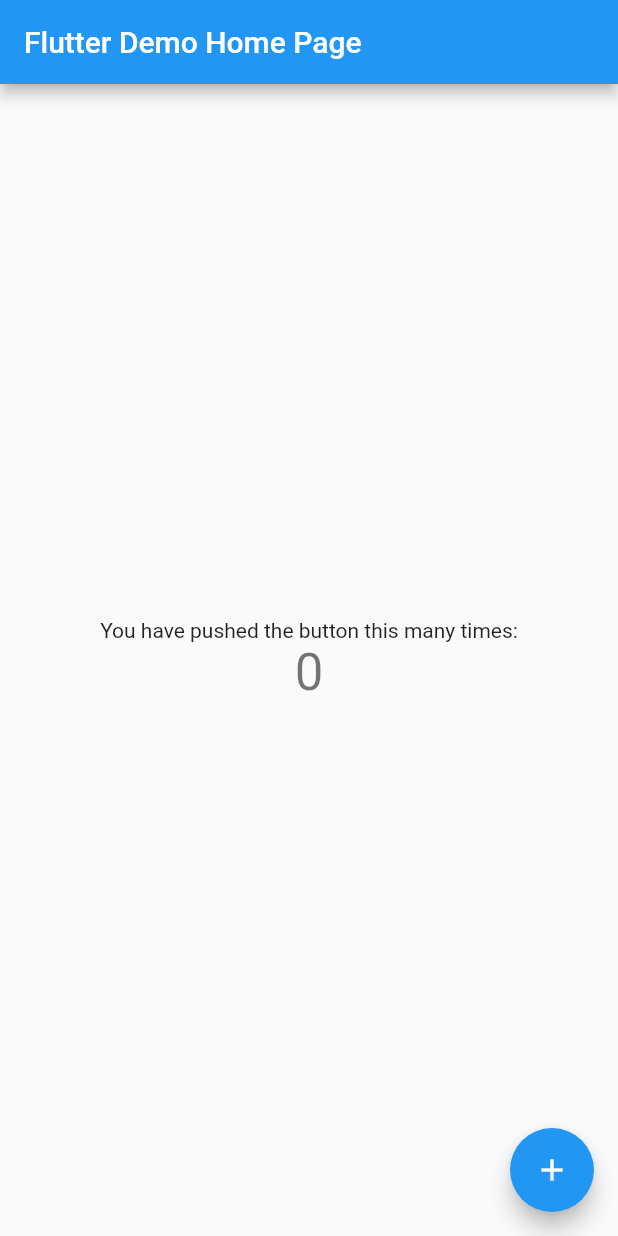
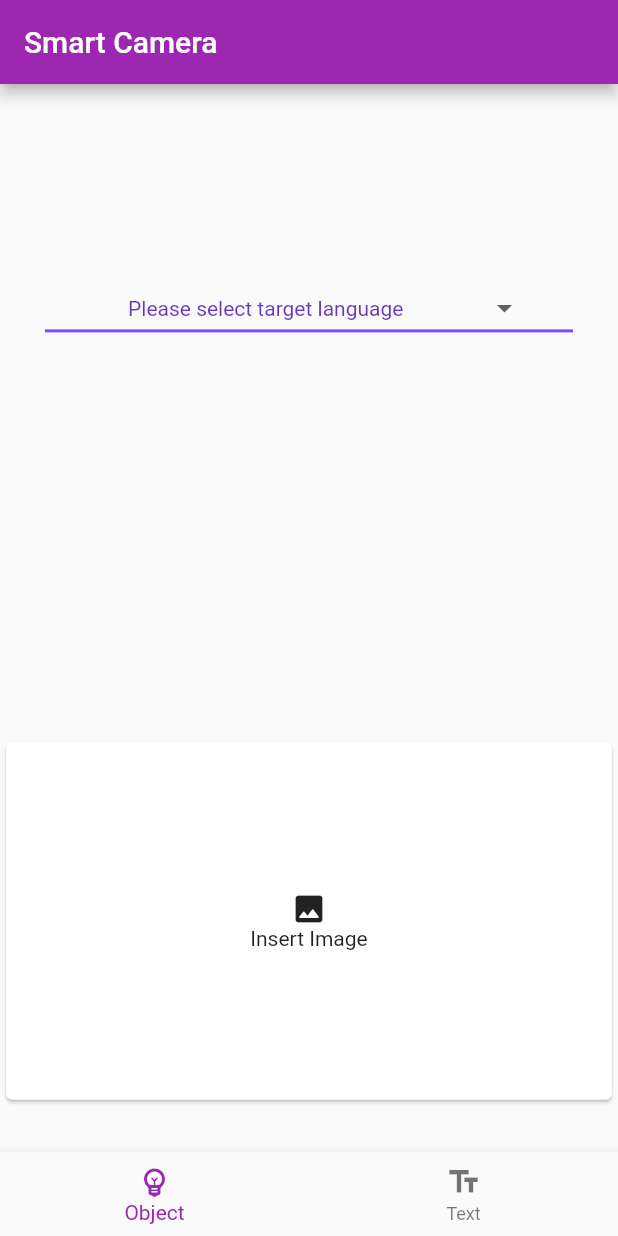
Before and after one commit to sathvik23reddy/smartCam, a Flutter app: the screen it shows after launch, on a phone screen of 412 x 824 dp. Run offline on Flutter 3.47's test engine with Material 2 defaults, Android fonts, the phone set to English and light mode, and no system bars; our stand-ins replace camera, image_picker; missing offline and left inert: cross_file_image.

Commit message:
Base UI + Image Picker

```diff
--- /dev/null
+++ b/lib/common.dart
@@ -0,0 +1,209 @@
+import 'dart:io';
+import 'dart:typed_data';
+
+import 'package:camera/camera.dart';
+import 'package:flutter/material.dart';
+import 'package:cross_file_image/cross_file_image.dart';
+import 'package:image_picker/image_picker.dart';
+import 'package:smart_cam/cam.dart';
+
+class commonUI extends StatefulWidget {
+  const commonUI({super.key, required this.cameraToUse});
+  final CameraDescription cameraToUse;
+
+  @override
+  State<commonUI> createState() => _commonUIState();
+}
+
+class _commonUIState extends State<commonUI> {
+  late List<String> languages = [
+    'Please select target language',
+    'English',
+    'Hindi'
+  ];
+  late String dropdownValue = languages.first;
+  Image? image;
+
+  @override
+  Widget build(BuildContext context) {
+    final screenWidth = MediaQuery.of(context).size.width,
+        screenHeight = MediaQuery.of(context).size.height;
+    return SafeArea(
+      child: Scaffold(
+        body: Column(
+          crossAxisAlignment: CrossAxisAlignment.stretch,
+          mainAxisAlignment: MainAxisAlignment.spaceAround,
+          children: [
+            SizedBox(
+              height: screenHeight / 25,
+            ),
+            Padding(
+              padding: const EdgeInsets.fromLTRB(30, 0, 30, 0),
+              child: DropdownButton<String>(
+                value: dropdownValue,
+                icon: const Icon(Icons.arrow_drop_down),
+                elevation: 16,
+                alignment: Alignment.center,
+                style: const TextStyle(color: Colors.deepPurple),
+                underline: Container(
+                  height: 2,
+                  color: Colors.deepPurpleAccent,
+                ),
+                onChanged: (String? value) {
+                  setState(() {
+                    dropdownValue = value!;
+                  });
+                },
+                items: languages
+                    .map((value) => DropdownMenuItem(
+                          value: value,
+                          child: SizedBox(
+                            width: screenWidth / 1.4,
+                            child: Text(value, textAlign: TextAlign.center),
+                          ),
+                        ))
+                    .toList(),
+              ),
+            ),
+            SizedBox(
+              height: screenHeight / 6,
+            ),
+            Column(
+              children: [
+                image == null
+                    ? getImageBox("Insert Image", screenWidth, screenHeight)
+                    : SizedBox(
+                        width: screenWidth,
+                        height: screenHeight / 3.34,
+                        child: image),
+                image == null
+                    ? Container()
+                    : Center(
+                        child: TextButton(
+                          child: const Text(
+                            "Choose a different image",
+                            style: TextStyle(color: Colors.purple),
+                          ),
+                          onPressed: () {
+                            setState(() {
+                              image = null;
+                              dialogBox();
+                            });
+                          },
+                        ),
+                      )
+              ],
+            )
+          ],
+        ),
+      ),
+    );
+  }
+
+  Widget getImageBox(String name, double screenWidth, double screenHeight) {
+    return GestureDetector(
+      onTap: () => dialogBox(),
+      child: SizedBox(
+          width: screenWidth,
+          height: screenHeight / 3.34,
+          child: Card(
+            child: Column(
+              mainAxisAlignment: MainAxisAlignment.center,
+              children: [
+                const Center(child: Icon(Icons.insert_photo_rounded)),
+                Center(child: Text(name)),
+              ],
+            ),
+          )),
+    );
+  }
+
+  Future dialogBox() {
+    return showDialog(
+        context: context,
+        builder: (BuildContext context) {
+          double width = MediaQuery.of(context).size.width;
+          double height = MediaQuery.of(context).size.height;
+          return AlertDialog(
+              title: const Text("Choose Image from..."),
+              content: Row(
+                mainAxisAlignment: MainAxisAlignment.spaceAround,
+                children: [
+                  SizedBox(
+                    width: width / 4.5,
+                    height: height / 11,
+                    child: GestureDetector(
+                      onTap: () async {
+                        await _getFromGallery();
+                        Navigator.pop(context);
+                      },
+                      child: Card(
+                        child: Center(
+                          child: Column(
+                            mainAxisAlignment: MainAxisAlignment.center,
+                            children: const [
+                              Icon(Icons.photo_album),
+                              Text("Gallery")
+                            ],
+                          ),
+                        ),
+                      ),
+                    ),
+                  ),
+                  SizedBox(
+                    width: width / 4.5,
+                    height: height / 11,
+                    child: GestureDetector(
+                      onTap: () async {
+                        await _getFromCamera();
+                        Navigator.pop(context);
+                      },
+                      child: Card(
+                        child: Center(
+                          child: Column(
+                            mainAxisAlignment: MainAxisAlignment.center,
+                            children: const [
+                              Icon(Icons.camera),
+                              Text("Camera")
+                            ],
+                          ),
+                        ),
+                      ),
+                    ),
+                  )
+                ],
+              ));
+        });
+  }
+
+  _getFromGallery() async {
+    XFile? pickedFile = await ImagePicker().pickImage(
+      source: ImageSource.gallery,
+      maxWidth: 1800,
+      maxHeight: 1800,
+    );
+    if (pickedFile != null) {
+      Uint8List imageByte = await pickedFile.readAsBytes();
+      setState(() {
+        image = Image(image: XFileImage(pickedFile));
+        debugPrint("Gallery Image");
+      });
+    }
+  }
+
+  _getFromCamera() async {
+    final filePath = await Navigator.push(
+        context,
+        MaterialPageRoute(
+            builder: (context) =>
+                customCamera(camera_to_use: widget.cameraToUse)));
+
+    if (filePath != null) {
+      Uint8List imageByte = await File(filePath as String).readAsBytes();
+      setState(() {
+        image = Image.file(File(filePath));
+        debugPrint("Camera Image");
+      });
+    }
+  }
+}
--- /dev/null
+++ b/lib/home.dart
@@ -0,0 +1,46 @@
+import 'package:camera/camera.dart';
+import 'package:flutter/material.dart';
+import 'common.dart';
+
+class Home extends StatefulWidget {
+  const Home({super.key, required this.cameraToUse});
+  final CameraDescription cameraToUse;
+  @override
+  State<Home> createState() => _HomeState();
+}
+
+class _HomeState extends State<Home> {
+  int _selectedIndex = 0;
+
+  void _onItemTapped(int index) {
+    setState(() {
+      _selectedIndex = index;
+    });
+  }
+
+  @override
+  Widget build(BuildContext context) {
+    return Scaffold(
+      appBar: AppBar(
+        title: Text("Smart Camera"),
+        backgroundColor: Colors.purple,
+      ),
+      body: commonUI(cameraToUse: widget.cameraToUse),
+      bottomNavigationBar: BottomNavigationBar(
+        items: const <BottomNavigationBarItem>[
+          BottomNavigationBarItem(
+            icon: Icon(Icons.emoji_objects_outlined),
+            label: 'Object',
+          ),
+          BottomNavigationBarItem(
+            icon: Icon(Icons.text_fields_sharp),
+            label: 'Text',
+          ),
+        ],
+        currentIndex: _selectedIndex,
+        selectedItemColor: Colors.purple,
+        onTap: _onItemTapped,
+      ),
+    );
+  }
+}
--- a/lib/main.dart
+++ b/lib/main.dart
@@ -1,115 +1,16 @@
+import 'package:camera/camera.dart';
 import 'package:flutter/material.dart';
+import 'package:smart_cam/home.dart';
 
-void main() {
-  runApp(const MyApp());
+Future<void> main() async {
+  WidgetsFlutterBinding.ensureInitialized();
+  final cameras = await availableCameras();
+  final cameraToUse = cameras.first;
+  runApp(MaterialApp(
+    debugShowCheckedModeBanner: false,
+    theme: ThemeData(
+      primaryColor: Colors.purple,
+    ),
+    home: Home(cameraToUse: cameraToUse),
+  ));
 }
-
-class MyApp extends StatelessWidget {
-  const MyApp({super.key});
-
-  // This widget is the root of your application.
-  @override
-  Widget build(BuildContext context) {
-    return MaterialApp(
-      title: 'Flutter Demo',
-      theme: ThemeData(
-        // This is the theme of your application.
-        //
-        // Try running your application with "flutter run". You'll see the
-        // application has a blue toolbar. Then, without quitting the app, try
-        // changing the primarySwatch below to Colors.green and then invoke
-        // "hot reload" (press "r" in the console where you ran "flutter run",
-        // or simply save your changes to "hot reload" in a Flutter IDE).
-        // Notice that the counter didn't reset back to zero; the application
-        // is not restarted.
-        primarySwatch: Colors.blue,
-      ),
-      home: const MyHomePage(title: 'Flutter Demo Home Page'),
-    );
-  }
-}
-
-class MyHomePage extends StatefulWidget {
-  const MyHomePage({super.key, required this.title});
-
-  // This widget is the home page of your application. It is stateful, meaning
-  // that it has a State object (defined below) that contains fields that affect
-  // how it looks.
-
-  // This class is the configuration for the state. It holds the values (in this
-  // case the title) provided by the parent (in this case the App widget) and
-  // used by the build method of the State. Fields in a Widget subclass are
-  // always marked "final".
-
-  final String title;
-
-  @override
-  State<MyHomePage> createState() => _MyHomePageState();
-}
-
-class _MyHomePageState extends State<MyHomePage> {
-  int _counter = 0;
-
-  void _incrementCounter() {
-    setState(() {
-      // This call to setState tells the Flutter framework that something has
-      // changed in this State, which causes it to rerun the build method below
-      // so that the display can reflect the updated values. If we changed
-      // _counter without calling setState(), then the build method would not be
-      // called again, and so nothing would appear to happen.
-      _counter++;
-    });
-  }
-
-  @override
-  Widget build(BuildContext context) {
-    // This method is rerun every time setState is called, for instance as done
-    // by the _incrementCounter method above.
-    //
-    // The Flutter framework has been optimized to make rerunning build methods
-    // fast, so that you can just rebuild anything that needs updating rather
-    // than having to individually change instances of widgets.
-    return Scaffold(
-      appBar: AppBar(
-        // Here we take the value from the MyHomePage object that was created by
-        // the App.build method, and use it to set our appbar title.
-        title: Text(widget.title),
-      ),
-      body: Center(
-        // Center is a layout widget. It takes a single child and positions it
-        // in the middle of the parent.
-        child: Column(
-          // Column is also a layout widget. It takes a list of children and
-          // arranges them vertically. By default, it sizes itself to fit its
-          // children horizontally, and tries to be as tall as its parent.
-          //
-          // Invoke "debug painting" (press "p" in the console, choose the
-          // "Toggle Debug Paint" action from the Flutter Inspector in Android
-          // Studio, or the "Toggle Debug Paint" command in Visual Studio Code)
-          // to see the wireframe for each widget.
-          //
-          // Column has various properties to control how it sizes itself and
-          // how it positions its children. Here we use mainAxisAlignment to
-          // center the children vertically; the main axis here is the vertical
-          // axis because Columns are vertical (the cross axis would be
-          // horizontal).
-          mainAxisAlignment: MainAxisAlignment.center,
-          children: <Widget>[
-            const Text(
-              'You have pushed the button this many times:',
-            ),
-            Text(
-              '$_counter',
-              style: Theme.of(context).textTheme.headlineMedium,
-            ),
-          ],
-        ),
-      ),
-      floatingActionButton: FloatingActionButton(
-        onPressed: _incrementCounter,
-        tooltip: 'Increment',
-        child: const Icon(Icons.add),
-      ), // This trailing comma makes auto-formatting nicer for build methods.
-    );
-  }
-}
--- a/pubspec.yaml
+++ b/pubspec.yaml
@@ -35,6 +35,9 @@
   # The following adds the Cupertino Icons font to your application.
   # Use with the CupertinoIcons class for iOS style icons.
   cupertino_icons: ^1.0.2
+  image_picker: ^0.8.7
+  cross_file_image: ^1.0.0
+  camera: ^0.10.3+2
 
 dev_dependencies:
   flutter_test:
```
Also changed, not shown: lib/cam.dart (added, +66 -0 lines), lib/objDetect.dart (added, +15 -0 lines), lib/textDetect.dart (added, +15 -0 lines), pubspec.lock, 1 other file.
